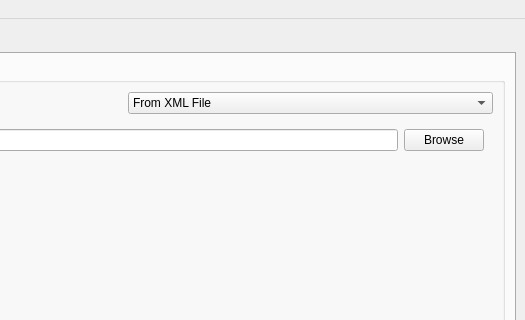
The window that src/GUI/ui_files/BATT5_GUI.ui (adalio0/BATT5) describes before a commit, drawn with Qt 5; both pictures show x 466 to 991 and y 0 to 320 of the 991 by 765 pixel window.
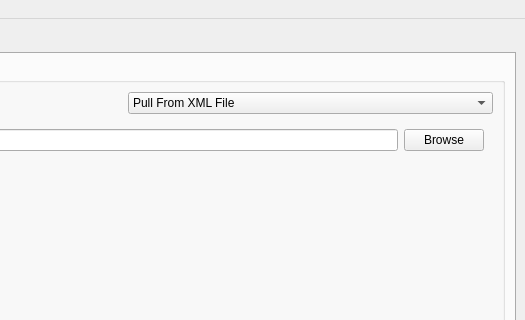
The same window after the commit. The open tabs and pages were chosen to show the change.

Patch:
```diff
--- a/src/GUI/ui_files/BATT5_GUI.ui
+++ b/src/GUI/ui_files/BATT5_GUI.ui
@@ -945,7 +945,7 @@
                 <widget class="QComboBox" name="comboBox">
                  <item>
                   <property name="text">
-                   <string>From XML File</string>
+                   <string>Pull From XML File</string>
                   </property>
                  </item>
                  <item>
```
Left out of the diff: 6 changed lines with no effect on the pictures.
